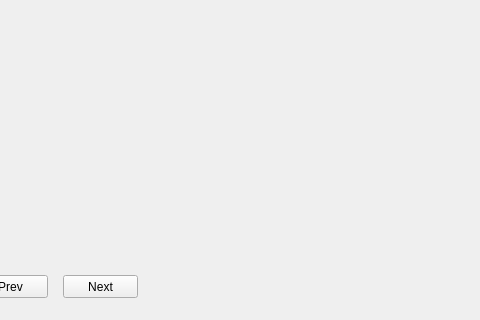
This is LabWork2/Lab2/graphoutput.ui in JuliaNortman/LabWorksSem2 as Qt 5 draws it before an edit; both pictures show x 187 to 667 and y 205 to 525 of the 667 by 525 pixel window. The edited form follows.
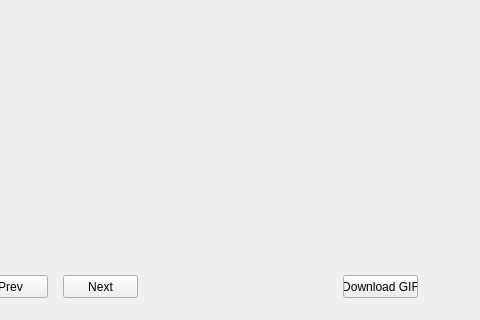
This is the edited form.

```diff
--- a/LabWork2/Lab2/graphoutput.ui
+++ b/LabWork2/Lab2/graphoutput.ui
@@ -135,6 +135,19 @@
     <string>Start</string>
    </property>
   </widget>
+  <widget class="QPushButton" name="downloadGifPushButton">
+   <property name="geometry">
+    <rect>
+     <x>530</x>
+     <y>480</y>
+     <width>75</width>
+     <height>23</height>
+    </rect>
+   </property>
+   <property name="text">
+    <string>Download GIF</string>
+   </property>
+  </widget>
  </widget>
  <resources/>
  <connections/>
```
